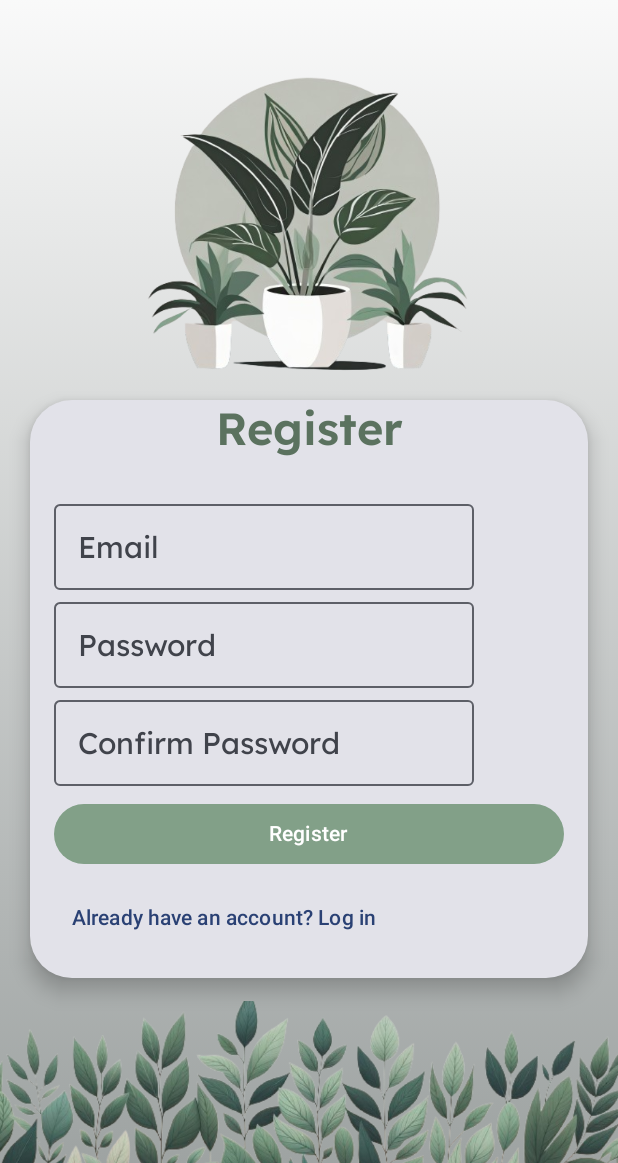
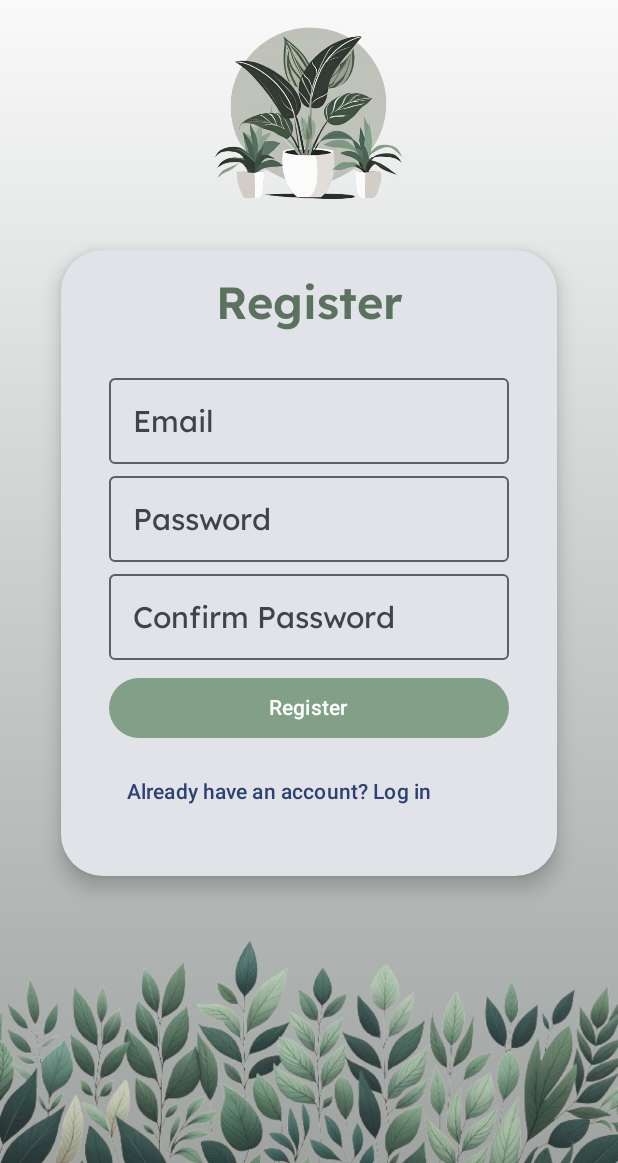
Before and after one commit to angenue/Plant-Care-Assistant, an Android app built with Jetpack Compose: the screen it shows after launch (MainActivity), on a phone screen of 412 x 824 dp, the part 73-1236 px from its top. Run offline under Robolectric (Android 15) with nearby library versions, the light colour scheme and no system bars; our stand-ins replace Dagger/Hilt's generated code.

Commit message:
make it so contents fit on smaller screen

```diff
--- a/AndroidApp/app/src/main/java/com/example/plantcare/ui/components/LoginRegisterBackground.kt
+++ b/AndroidApp/app/src/main/java/com/example/plantcare/ui/components/LoginRegisterBackground.kt
@@ -6,6 +6,7 @@ import androidx.compose.foundation.Image
 import androidx.compose.foundation.background
 import androidx.compose.foundation.layout.Arrangement
 import androidx.compose.foundation.layout.Box
+import androidx.compose.foundation.layout.BoxWithConstraints
 import androidx.compose.foundation.layout.Column
 import androidx.compose.foundation.layout.Row
 import androidx.compose.foundation.layout.Spacer
@@ -16,6 +17,7 @@ import androidx.compose.foundation.layout.offset
 import androidx.compose.foundation.layout.padding
 import androidx.compose.foundation.layout.size
 import androidx.compose.foundation.layout.width
+import androidx.compose.foundation.layout.wrapContentHeight
 import androidx.compose.foundation.shape.RoundedCornerShape
 import androidx.compose.material3.Button
 import androidx.compose.material3.Card
@@ -39,7 +41,9 @@ import androidx.compose.ui.layout.ContentScale
 import androidx.compose.ui.res.painterResource
 import androidx.compose.ui.res.vectorResource
 import androidx.compose.ui.text.font.FontWeight
+import androidx.compose.ui.text.style.TextAlign
 import androidx.compose.ui.tooling.preview.Preview
+import androidx.compose.ui.unit.Constraints
 import androidx.compose.ui.unit.dp
 import androidx.compose.ui.unit.sp
 import com.example.plantcare.R
@@ -58,7 +62,7 @@ class LoginRegisterBackground {
             Scaffold(
                 topBar = { CustomTopBar() }
             ) {
-                Box(
+                BoxWithConstraints(
                     modifier = Modifier
                         .fillMaxSize()
                         .background(
@@ -72,7 +76,8 @@ class LoginRegisterBackground {
                 ) {
                     Column(
                         modifier = Modifier.fillMaxSize(),
-                        verticalArrangement = Arrangement.SpaceBetween
+                        verticalArrangement = Arrangement.SpaceBetween,
+                        horizontalAlignment = Alignment.CenterHorizontally // Center children horizontally
                     ) {
                         TopSection()
                         content()
@@ -109,7 +114,8 @@ class LoginRegisterBackground {
                     Image(
                         painter = painterResource(id = R.drawable.water_drop),
                         contentDescription = "App Icon",
-                        modifier = Modifier.weight(1f)
+                        modifier = Modifier
+                            .weight(1f)
                             .size(34.dp)
                     )
                     // Spacer to balance the layout
@@ -120,39 +126,48 @@ class LoginRegisterBackground {
     }
 
 
-    @Preview
-    @Composable
-    fun TopSectionPreview() {
-        TopSection()
-    }
-
     @Composable
     fun TopSection() {
+        BoxWithConstraints {
+            val topPadding = if (maxWidth < 600.dp) 50.dp else 100.dp
+            val imageHeight = if (maxWidth < 600.dp) 150.dp else 300.dp
+            val imageWidth = maxWidth * if (maxWidth < 600.dp) 0.5f else 1f // Use 50% of width for smaller screens
+
             Box(
                 modifier = Modifier
                     .fillMaxWidth()
-                .padding(top = 100.dp)
-                .height(200.dp),
+                    .padding(top = topPadding)
+                    .height(imageHeight),
                 contentAlignment = Alignment.Center
             ) {
                 Image(
                     painter = painterResource(id = R.drawable.topplant),
                     contentDescription = "Top Image",
                     modifier = Modifier
-                    .width(600.dp)
-                    .height(410.dp)
+                        .width(imageWidth)
+                        .height(imageHeight)
                 )
             }
         }
+    }
+
 
     @Composable
     fun MiddleSection(title: String, content: @Composable () -> Unit) {
+        BoxWithConstraints { // Use BoxWithConstraints to obtain the constraints of the Box
+            val cardWidthFraction = if (maxWidth < 600.dp) 0.9f else 0.75f // Smaller screens use a larger fraction
+
             Card(
                 modifier = Modifier
-                .fillMaxWidth()
+                    .fillMaxWidth(cardWidthFraction) // Use a fraction of the width
+                    .wrapContentHeight() // The height will be dynamic based on the content
                     .padding(horizontal = 20.dp, vertical = 15.dp),
-            elevation = CardDefaults.cardElevation(defaultElevation = 8.dp) ,
+                elevation = CardDefaults.cardElevation(defaultElevation = 8.dp),
                 shape = RoundedCornerShape(28.dp)
+            ) {
+                Column(
+                    modifier = Modifier.padding(16.dp),
+                    horizontalAlignment = Alignment.CenterHorizontally
                 ) {
                     Text(
                         text = title,
@@ -160,12 +175,16 @@ class LoginRegisterBackground {
                         fontWeight = FontWeight.SemiBold,
                         fontSize = 30.sp,
                         color = ArmyGreen,
-                modifier = Modifier.align(Alignment.CenterHorizontally)
+                        textAlign = TextAlign.Center, // Center the text horizontally
+                        modifier = Modifier.fillMaxWidth() // Ensure the Text composable fills the width of the Column
                     )
                     Spacer(modifier = Modifier.height(8.dp))
                     content()
                 }
             }
+        }
+    }
+
 
 
     @Preview
```
Lines whose indentation alone changed are shown as unchanged.
